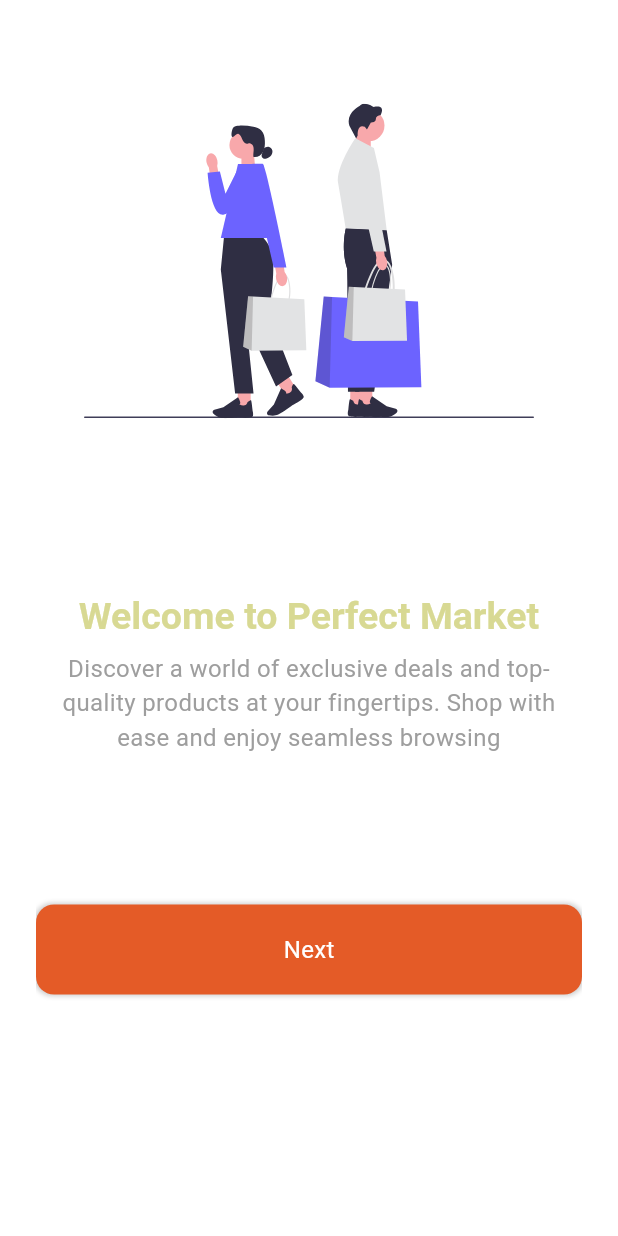
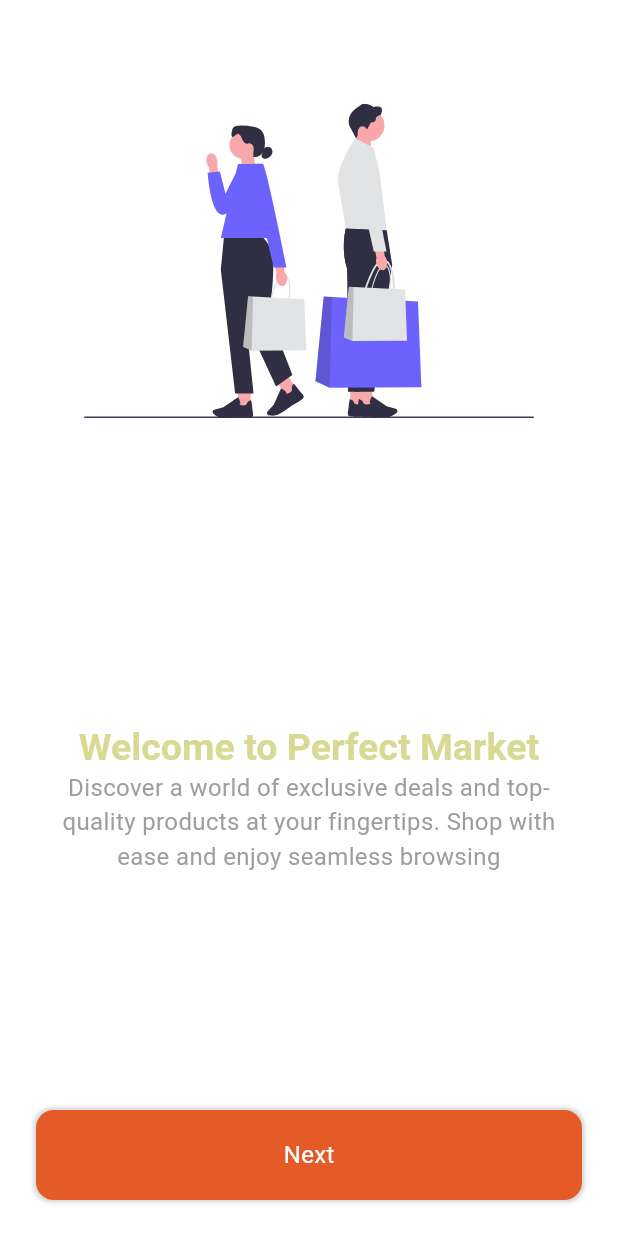
Before and after one commit to by-architect/ecommerce_app_mobile, a Flutter app: the WelcomeScreen screen opened directly, on a phone screen of 412 x 824 dp. Run offline on Flutter 3.47's test engine with Material 3 defaults, Android fonts, the phone set to English and light mode, and no system bars; our stand-ins replace bloc, cloud_firestore, connectivity_plus, firebase_auth, firebase_core, flutter_bloc and 3 more; accounts and stored records are empty.

Commit message:
welcome screen errors fixed

```diff
--- a/lib/main.dart
+++ b/lib/main.dart
@@ -9,6 +9,7 @@ import 'package:ecommerce_app_mobile/presentation/home/page/HomeScreen.dart';
 import 'package:ecommerce_app_mobile/presentation/main/bloc/main_blocs.dart';
 import 'package:ecommerce_app_mobile/presentation/main/bloc/main_states.dart';
 import 'package:ecommerce_app_mobile/presentation/splash/bloc/welcome_blocs.dart';
+import 'package:ecommerce_app_mobile/presentation/splash/pages/welcome.dart';
 import 'package:firebase_core/firebase_core.dart';
 import 'package:flutter/material.dart';
 import 'package:flutter_bloc/flutter_bloc.dart';
@@ -42,10 +43,8 @@ class MyApp extends StatelessWidget {
               Screens.signUpScreen: (context) => const SignUpScreen(),
               Screens.homeScreen: (context) => const HomeScreen(),
             },
-            home: const SignInScreen() ),
+            home: const WelcomeScreen() ),
       ),
     );
   }
 }
-
-//todo: welcome screen size and fit small screen problems
--- a/lib/presentation/splash/pages/welcome.dart
+++ b/lib/presentation/splash/pages/welcome.dart
@@ -2,6 +2,7 @@ import 'package:ecommerce_app_mobile/common/ui/assets/AppImages.dart';
 import 'package:ecommerce_app_mobile/common/ui/theme/AppSizes.dart';
 import 'package:ecommerce_app_mobile/common/ui/theme/AppText.dart';
 import 'package:ecommerce_app_mobile/presentation/common/widgets/ButtonPrimary.dart';
+import 'package:ecommerce_app_mobile/sddklibrary/helper/Log.dart';
 import 'package:flutter/material.dart';
 import 'package:flutter_svg/flutter_svg.dart';
 
@@ -15,16 +16,12 @@ class WelcomeScreen extends StatefulWidget {
 }
 
 class _WelcomeScreenState extends State<WelcomeScreen> {
-  PageController pageController = PageController();
+  PageController pageController = PageController(initialPage: 0);
 
   @override
   Widget build(BuildContext context) {
     return Scaffold(
-      body: Padding(
-        padding: const EdgeInsets.all(AppSizes.defaultSpace),
-        child: Stack(
-          children: [
-            PageView(
+      body: PageView(
         controller: pageController,
         children: [
           _Page(
@@ -45,6 +42,7 @@ class _WelcomeScreenState extends State<WelcomeScreen> {
               image: AppImages.windowShopping,
               buttonOneText: AppText.commonNext,
               onButtonOneTap: () {
+                Log.test("page test");
                 pageController.animateToPage(
                   pageController.page!.toInt() + 1,
                   duration: const Duration(milliseconds: 300),
@@ -58,20 +56,13 @@ class _WelcomeScreenState extends State<WelcomeScreen> {
             buttonOneText: AppText.signIn,
             buttonTwoText: AppText.signUp,
             onButtonOneTap: () {
-                    Navigator.of(context).pushNamed(Screens.signInScreen);
-/*
-                    Navigator.of(context)
-                        .pushNamedAndRemoveUntil("loginScreen", (route) => false);
-*/
+              Navigator.of(context).pushNamedAndRemoveUntil(Screens.signInScreen, (route) => false);
             },
             onButtonTwoTap: () {
-                    Navigator.of(context).pushNamed(Screens.signUpScreen);
+              Navigator.of(context).pushNamedAndRemoveUntil(Screens.signUpScreen, (route) => false);
             },
           ),
         ],
-            ),
-          ],
-        ),
       ),
     );
   }
@@ -82,11 +73,11 @@ class _Page extends StatelessWidget {
   final String content;
   final String image;
   final String buttonOneText;
-  String? buttonTwoText;
+  final String? buttonTwoText;
   final Function() onButtonOneTap;
-  Function()? onButtonTwoTap;
+  final Function()? onButtonTwoTap;
 
-  _Page({
+  const _Page({
     required this.title,
     required this.content,
     required this.image,
@@ -98,49 +89,49 @@ class _Page extends StatelessWidget {
 
   @override
   Widget build(BuildContext context) {
-    return Column(
+    return Padding(
+      padding: const EdgeInsets.all(AppSizes.defaultSpace),
+      child: Column(
+        mainAxisAlignment: MainAxisAlignment.spaceBetween,
         children: [
           SizedBox(
             width: 300,
             height: 300,
             child: SvgPicture.asset(image),
           ),
-        const SizedBox(
-          height: 70.0,
-        ),
-        Text(title,
-            textAlign: TextAlign.center,
-            style: Theme.of(context).textTheme.headlineMedium),
-        const SizedBox(
-          height: 8,
-        ),
+          Column(
+            children: [
+              Text(title, textAlign: TextAlign.center, style: Theme.of(context).textTheme.headlineMedium),
               Text(
                 content,
                 textAlign: TextAlign.center,
                 style: Theme.of(context).textTheme.bodyMedium,
               ),
-        const SizedBox(
-          height: 100.0,
-          width: 0,
+            ],
           ),
-        GestureDetector(
+          buttonTwoText != null
+              ? Column(
+                  children: [
+                    ButtonPrimary(
+                      text: buttonOneText,
                       onTap: onButtonOneTap,
-            child: ButtonPrimary(
-              text: buttonOneText,
-            )),
+                    ),
                     const SizedBox(
                       height: AppSizes.spaceBtwVerticalFields,
                     ),
-        buttonTwoText == null
-            ? const SizedBox()
-            : GestureDetector(
+                    ButtonPrimary(
+                      text: buttonTwoText!,
                       onTap: onButtonTwoTap,
-                child: ButtonPrimary(
-                  text: buttonTwoText!,
                       primaryDecoration: false,
-                ),
                     )
                   ],
+                )
+              : ButtonPrimary(
+                  text: buttonOneText,
+                  onTap: onButtonOneTap,
+                ),
+        ],
+      ),
     );
   }
 }
```
Lines whose indentation alone changed are shown as unchanged.
